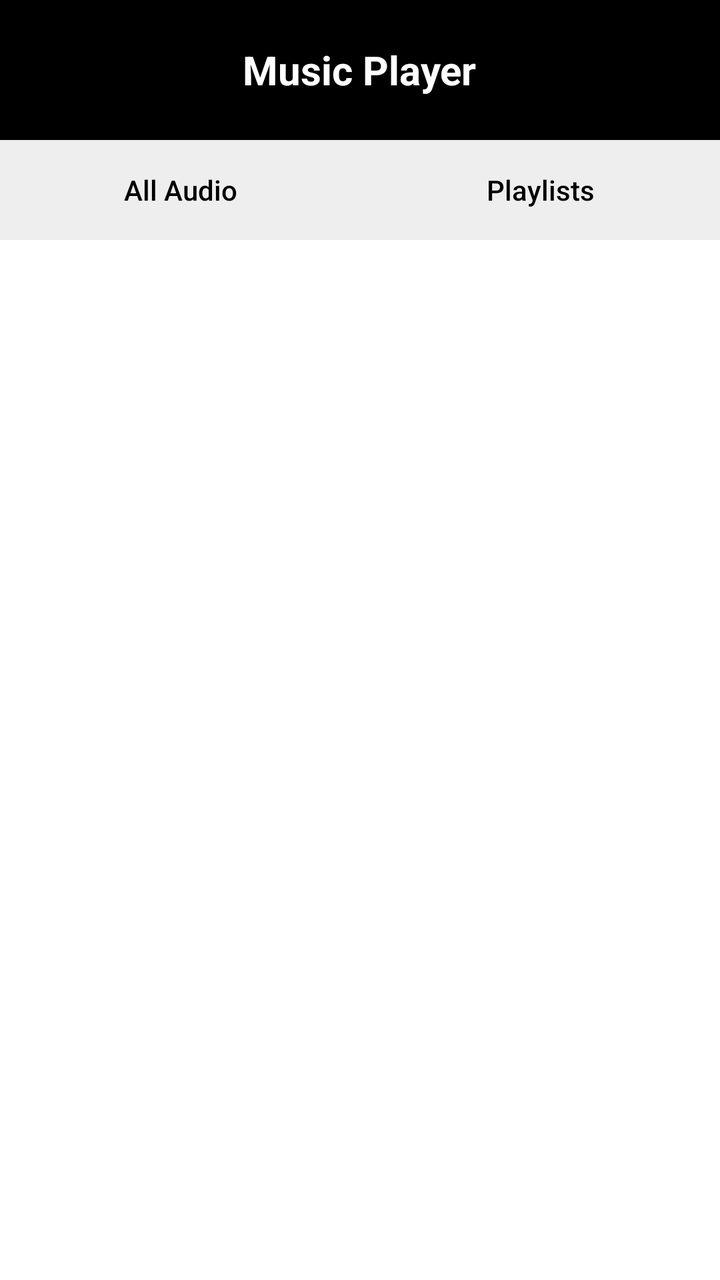
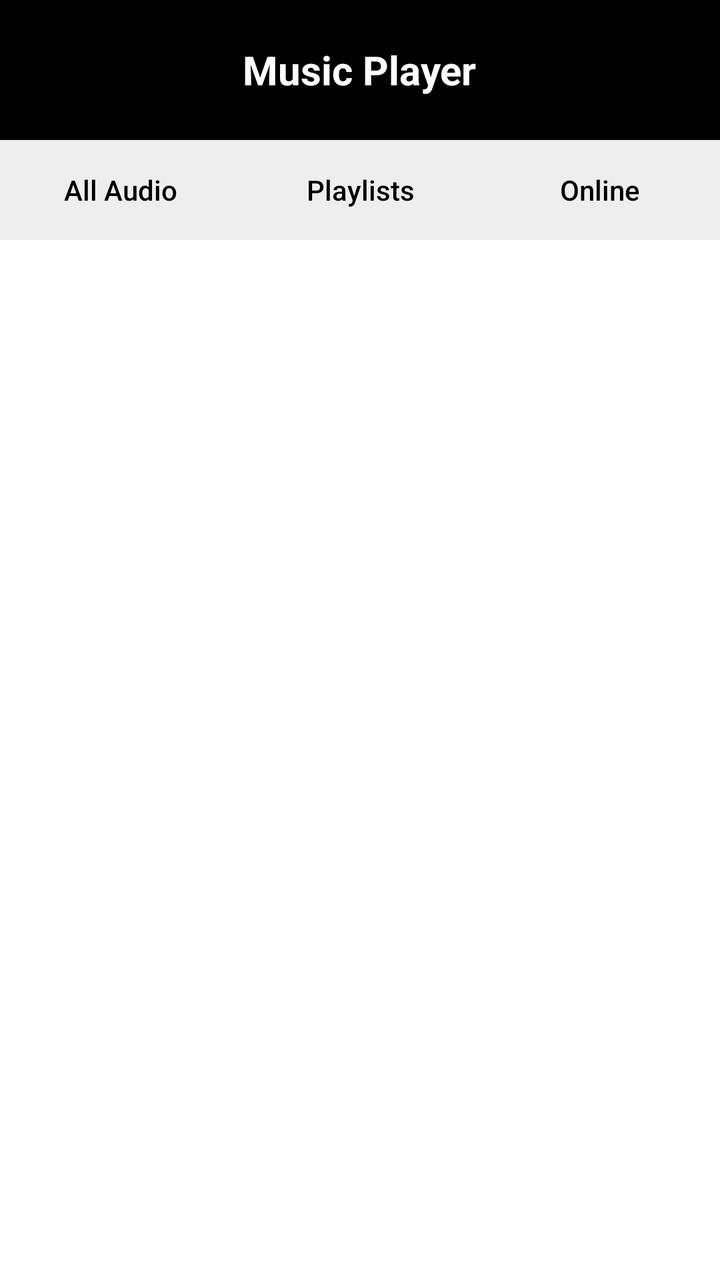

Before-and-after screenshots of an Android layout around one commit, followed by the original layout XML and the change that was made.
<!-- AndroidManifest.xml: application theme Theme.SimpleMusicPlayer -->
<!-- res/layout/activity_main.xml -->
<?xml version="1.0" encoding="utf-8"?>
<RelativeLayout xmlns:android="http://schemas.android.com/apk/res/android"
    android:layout_width="match_parent"
    android:layout_height="match_parent"
    android:background="#FFFFFF">

    
    <LinearLayout
        android:id="@+id/headerBar"
        android:layout_width="match_parent"
        android:layout_height="70dp"
        android:layout_alignParentTop="true"
        android:background="#000000"
        android:gravity="center"
        android:orientation="vertical">

        <TextView
            android:layout_width="wrap_content"
            android:layout_height="wrap_content"
            android:text="Music Player"
            android:textColor="#FFFFFF"
            android:textSize="20sp"
            android:textStyle="bold" />
    </LinearLayout>

    
    <LinearLayout
        android:id="@+id/tabBar"
        android:layout_width="match_parent"
        android:layout_height="50dp"
        android:layout_below="@id/headerBar"
        android:orientation="horizontal"
        android:background="#EEEEEE">

        <Button
            android:id="@+id/btnAllAudio"
            android:layout_width="0dp"
            android:layout_height="match_parent"
            android:layout_weight="1"
            android:text="All Audio"
            android:textAllCaps="false"
            android:background="@android:color/transparent"
            android:textColor="#000000"/>

        <Button
            android:id="@+id/btnPlaylists"
            android:layout_width="0dp"
            android:layout_height="match_parent"
            android:layout_weight="1"
            android:text="Playlists"
            android:textAllCaps="false"
            android:background="@android:color/transparent"
            android:textColor="#000000"/>

    </LinearLayout>

    
    <androidx.recyclerview.widget.RecyclerView
        android:id="@+id/recyclerView"
        android:layout_width="match_parent"
        android:layout_height="match_parent"
        android:layout_below="@id/tabBar"
        android:layout_above="@id/miniPlayer"
        android:padding="4dp"/>

    
    <LinearLayout
        android:id="@+id/miniPlayer"
        android:layout_width="match_parent"
        android:layout_height="60dp"
        android:layout_alignParentBottom="true"
        android:orientation="horizontal"
        android:gravity="center_vertical"
        android:padding="8dp"
        android:background="#EEEEEE"
        android:visibility="gone">

        <TextView
            android:id="@+id/miniSongTitle"
            android:layout_width="0dp"
            android:layout_height="wrap_content"
            android:layout_weight="1"
            android:text="Song Name"
            android:textSize="14sp"
            android:textColor="#000000"
            android:ellipsize="end"
            android:maxLines="1"/>

        <ImageButton
            android:id="@+id/btnPrev"
            android:layout_width="40dp"
            android:layout_height="40dp"
            android:src="@android:drawable/ic_media_previous"
            android:background="@android:color/transparent"/>

        <ImageButton
            android:id="@+id/btnPlayPause"
            android:layout_width="40dp"
            android:layout_height="40dp"
            android:src="@android:drawable/ic_media_play"
            android:background="@android:color/transparent"/>

        <ImageButton
            android:id="@+id/btnNext"
            android:layout_width="40dp"
            android:layout_height="40dp"
            android:src="@android:drawable/ic_media_next"
            android:background="@android:color/transparent"/>

        <ImageButton
            android:id="@+id/btnClose"
            android:layout_width="40dp"
            android:layout_height="40dp"
            android:src="@android:drawable/ic_menu_close_clear_cancel"
            android:background="@android:color/transparent"
            android:contentDescription="Close player"/>
    </LinearLayout>

</RelativeLayout>
<!-- resources referenced by this layout -->
<resources>
  <style name="Theme.SimpleMusicPlayer" parent="Base.Theme.SimpleMusicPlayer" />
  <style name="Base.Theme.SimpleMusicPlayer" parent="Theme.Material3.DayNight.NoActionBar">
          
          <item name="android:windowBackground">@android:color/darker_gray</item>
      </style>
</resources>

<!-- the commit's change to res/layout/activity_main.xml (unified diff, before → after) -->
@@ -52,6 +52,48 @@
             android:background="@android:color/transparent"
             android:textColor="#000000"/>
 
+        <Button
+            android:id="@+id/btnOnline"
+            android:layout_width="0dp"
+            android:layout_height="match_parent"
+            android:layout_weight="1"
+            android:text="Online"
+            android:textAllCaps="false"
+            android:background="@android:color/transparent"
+            android:textColor="#000000"/>
+
+    </LinearLayout>
+
+    
+    <LinearLayout
+        android:id="@+id/shuffleBar"
+        android:layout_width="match_parent"
+        android:layout_height="44dp"
+        android:layout_below="@id/tabBar"
+        android:orientation="horizontal"
+        android:gravity="center_vertical"
+        android:paddingStart="12dp"
+        android:paddingEnd="12dp"
+        android:background="#F5F5F5"
+        android:visibility="gone">
+
+        <ImageView
+            android:layout_width="20dp"
+            android:layout_height="20dp"
+            android:src="@drawable/ic_shuffle"
+            android:layout_marginEnd="8dp"/>
+
+        <Button
+            android:id="@+id/btnShuffleAll"
+            android:layout_width="wrap_content"
+            android:layout_height="wrap_content"
+            android:text="Shuffle All"
+            android:textAllCaps="false"
+            android:background="@android:color/transparent"
+            android:textColor="#000000"
+            android:textStyle="bold"
+            android:padding="0dp"/>
+
     </LinearLayout>
 
     
@@ -59,9 +101,18 @@
         android:id="@+id/recyclerView"
         android:layout_width="match_parent"
         android:layout_height="match_parent"
-        android:layout_below="@id/tabBar"
+        android:layout_below="@id/shuffleBar"
         android:layout_above="@id/miniPlayer"
         android:padding="4dp"/>
+
+    
+    <FrameLayout
+        android:id="@+id/fragmentContainer"
+        android:layout_width="match_parent"
+        android:layout_height="match_parent"
+        android:layout_below="@id/shuffleBar"
+        android:layout_above="@id/miniPlayer"
+        android:visibility="gone"/>
 
     
     <LinearLayout
<!-- resource entries referenced after the edit -->
@@ -1,5 +1,16 @@
 <!-- resources referenced by this layout -->
 <resources>
+  <!-- drawable ic_shuffle (drawable) -->
+  <?xml version="1.0" encoding="utf-8"?>
+  <vector xmlns:android="http://schemas.android.com/apk/res/android"
+      android:width="24dp"
+      android:height="24dp"
+      android:viewportWidth="24"
+      android:viewportHeight="24">
+      <path
+          android:fillColor="#FFFFFF"
+          android:pathData="M10.59,9.17L5.41,4 4,5.41 9.17,10.58zM14.5,4l2.04,2.04L4,18.59 5.41,20 17.96,7.46 20,9.5V4zM14.83,13.41l-1.41,1.41 3.13,3.13L14.5,20H20v-5.5l-2.04,2.04z"/>
+  </vector>
   <style name="Theme.SimpleMusicPlayer" parent="Base.Theme.SimpleMusicPlayer" />
   <style name="Base.Theme.SimpleMusicPlayer" parent="Theme.Material3.DayNight.NoActionBar">
           
